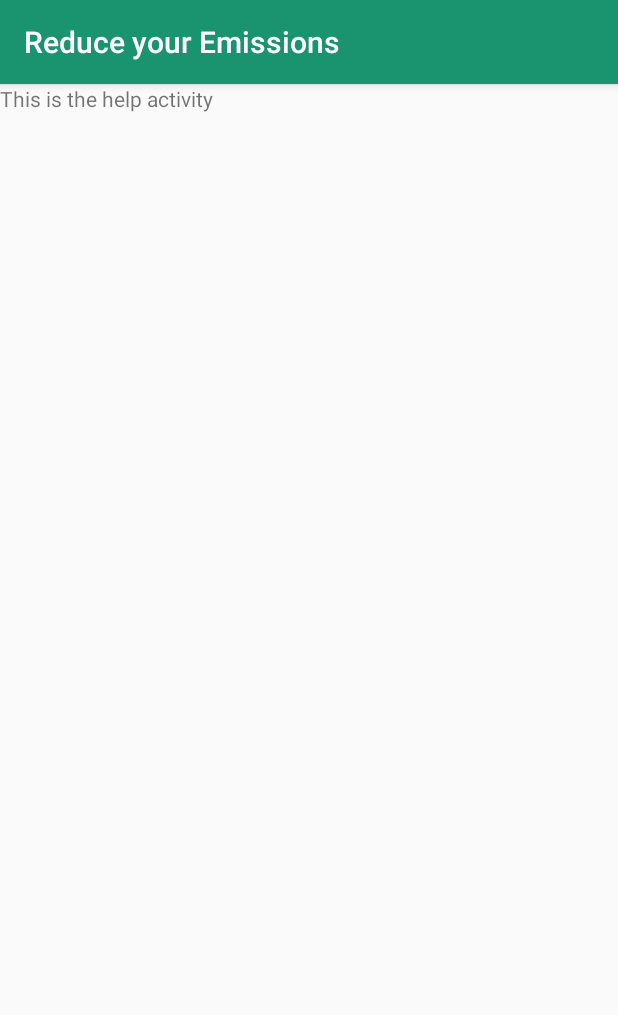
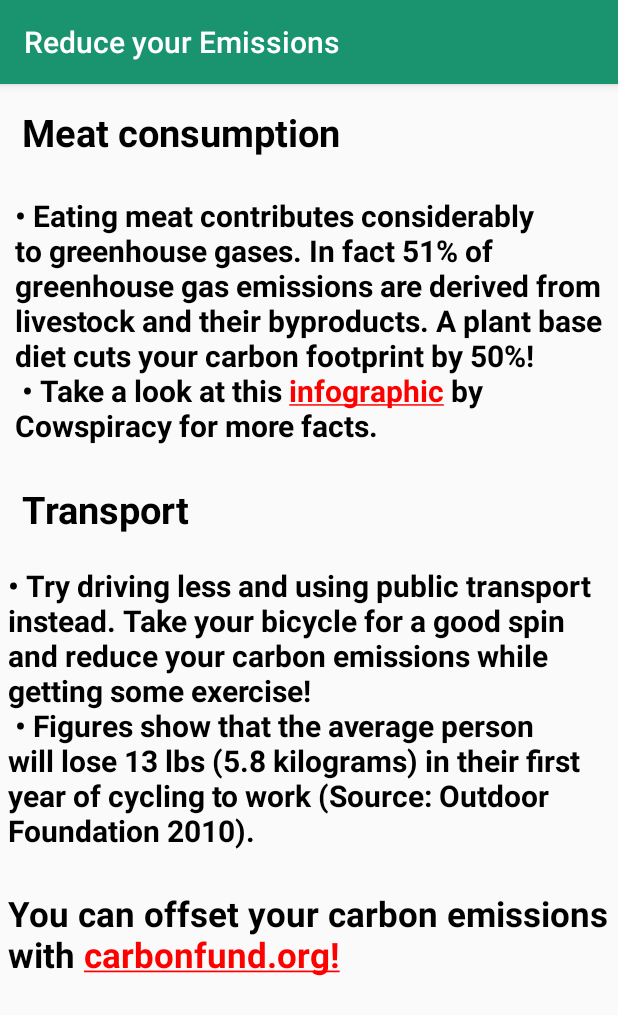
Before and after one commit to oliva20/carbon_offset_calculator, an Android app: the HelpActivity screen opened directly, with no data from a screen before it, on a phone screen of 412 x 824 dp. Shown: the top 1015 px of the screen. Run offline under Robolectric (Android 15) with nearby library versions, the phone set to English and light mode, and no system bars.

Commit message:
added help and about acitivies information

```diff
--- a/app/src/main/java/com/thinkarbon/offsetcalculator/ui/HelpActivity.java
+++ b/app/src/main/java/com/thinkarbon/offsetcalculator/ui/HelpActivity.java
@@ -1,6 +1,9 @@
 package com.thinkarbon.offsetcalculator.ui;
 
 import android.os.Bundle;
+import android.text.method.LinkMovementMethod;
+import android.text.method.ScrollingMovementMethod;
+import android.widget.TextView;
 
 import androidx.annotation.Nullable;
 import androidx.appcompat.app.AppCompatActivity;
@@ -13,6 +16,11 @@ public class HelpActivity extends AppCompatActivity {
         super.onCreate(savedInstanceState);
         setContentView(R.layout.activity_help);
         setTitle("Reduce your Emissions");
+        TextView tv = (TextView) findViewById(R.id.meat_text);
+        tv.setMovementMethod(LinkMovementMethod.getInstance());
+
+        TextView tv2 = (TextView) findViewById(R.id.offset_text);
+        tv2.setMovementMethod(LinkMovementMethod.getInstance());
     }
 
 }
--- a/app/src/main/res/layout/activity_about.xml
+++ b/app/src/main/res/layout/activity_about.xml
@@ -5,7 +5,9 @@
     xmlns:tools="http://schemas.android.com/tools"
     android:layout_width="match_parent"
     android:layout_height="match_parent">
-
+    <ScrollView
+        android:layout_width="match_parent"
+        android:layout_height="match_parent">
     <RelativeLayout
         android:layout_width="wrap_content"
         android:layout_height="wrap_content"
@@ -23,7 +25,7 @@
                 android:textStyle="bold"
                 android:padding="10dp"
                 android:background="@drawable/button_border"
-                android:layout_margin="9dp"/>
+                android:layout_margin="5dp"/>
 
             <ImageView
                 android:id="@+id/image_about"
@@ -54,9 +56,9 @@
                 android:textSize="20sp"
                 android:layout_width="wrap_content"
                 android:layout_height="wrap_content"
-                android:layout_marginTop="10dp"
+                android:layout_marginTop="5dp"
                 android:text="@string/terms_and_conditions" />
 
     </RelativeLayout>
-
+    </ScrollView>
 </androidx.constraintlayout.widget.ConstraintLayout>
--- a/app/src/main/res/layout/activity_help.xml
+++ b/app/src/main/res/layout/activity_help.xml
@@ -1,15 +1,77 @@
 <?xml version="1.0" encoding="utf-8"?>
 <androidx.constraintlayout.widget.ConstraintLayout
-    xmlns:android="http://schemas.android.com/apk/res/android" android:layout_width="match_parent"
+    xmlns:android="http://schemas.android.com/apk/res/android"
+    xmlns:tools="http://schemas.android.com/tools"
+    android:layout_width="match_parent"
     android:layout_height="match_parent">
-    <LinearLayout
+    <ScrollView
         android:layout_width="match_parent"
         android:layout_height="match_parent">
-        <!--        TODO Maybe get a go back button here so the user doens't get confused and can go back to where they were-->
+    <RelativeLayout
+        android:layout_width="wrap_content"
+        android:layout_height="wrap_content"
+        tools:ignore="MissingConstraints">
+
         <TextView
+            android:id="@+id/meat_title"
+            android:layout_marginTop="30dp"
             android:layout_width="wrap_content"
             android:layout_height="wrap_content"
-            android:text="This is the help activity" />
-    </LinearLayout>
+            android:text="@string/help_meat_title"
+            android:textColor="@color/black"
+            android:textSize="25sp"
+            android:textStyle="bold"
+            android:padding="5dp"
+            android:layout_margin="9dp"/>
 
+        <TextView
+            android:layout_below="@+id/meat_title"
+            android:id="@+id/meat_text"
+            android:layout_width="wrap_content"
+            android:layout_height="wrap_content"
+            android:text="@string/help_meat_text"
+            android:textColor="@color/black"
+            android:textSize="20sp"
+            android:textStyle="bold"
+            android:padding="10dp"/>
+
+        <TextView
+            android:id="@+id/transport_reduce_title"
+            android:layout_marginTop="30dp"
+            android:layout_width="wrap_content"
+            android:layout_height="wrap_content"
+            android:layout_margin="9dp"
+            android:layout_below="@+id/meat_text"
+            android:text="@string/help_transport_title"
+            android:textColor="@color/black"
+            android:textSize="25sp"
+            android:textStyle="bold"
+            android:padding="5dp"/>
+
+        <TextView
+            android:id="@+id/transport_reduce_text"
+            android:layout_below="@+id/transport_reduce_title"
+            android:layout_width="wrap_content"
+            android:layout_height="wrap_content"
+            android:text="@string/help_transport_text"
+            android:textColor="@color/black"
+            android:textSize="20sp"
+            android:textStyle="bold"
+            android:padding="5dp"/>
+
+        <TextView
+            android:layout_below="@+id/transport_reduce_text"
+            android:id="@+id/offset_text"
+            android:layout_width="wrap_content"
+            android:layout_height="wrap_content"
+            android:text="@string/offset_text"
+            android:textColor="@color/black"
+            android:textSize="23sp"
+            android:textStyle="bold"
+            android:layout_marginTop="15dp"
+            android:padding="5dp"/>
+
+    </RelativeLayout>
+
+    </ScrollView>
 </androidx.constraintlayout.widget.ConstraintLayout>
--- a/app/src/main/res/values/strings.xml
+++ b/app/src/main/res/values/strings.xml
@@ -75,6 +75,18 @@
         \u2022 Head hover to the main screen and hit the help button to find out ways to combat this global issue.
         \u2022 Please note that the calculations are based on an estimate.
     </string>
+
+    <string name="help_meat_text">\u2022 Eating meat contributes considerably to greenhouse gases. In fact 51% of greenhouse gas emissions are derived from
+        livestock and their byproducts. A plant base diet cuts your carbon footprint by 50%! \n
+        \u2022 Take a look at this <a href="https://www.cowspiracy.com/infographic">infographic</a> by Cowspiracy for more facts.</string>
+
+    <string name="help_transport_text">\u2022 Try driving less and using public transport instead. Take your bicycle for a good spin and reduce your carbon emissions while getting some exercise!\n
+        \u2022 Figures show that the average person will lose 13 lbs (5.8 kilograms) in their first year of cycling to work (Source: Outdoor Foundation 2010).</string>
+
+    <string name="offset_text">You can offset your carbon emissions with <a href="https://carbonfund.org/carbon-offsets/">carbonfund.org!</a></string>
+
+    <string name="help_transport_title">Transport</string>
+
     <string name="reduce_emissions">How to reduce emissions</string>
     <string name="settings_type_of_fuel">Fuel Type</string>
     <string name="settings_country">Country</string>
@@ -114,4 +126,5 @@
     <string name="countryKey" >com.example.offsetcalculator.country</string>
     <string name="fuelKey" >com.example.offsetcalculator.fuel</string>
     <string name="settings_title">Settings</string>
+    <string name="help_meat_title">Meat consumption</string>
 </resources>
```
